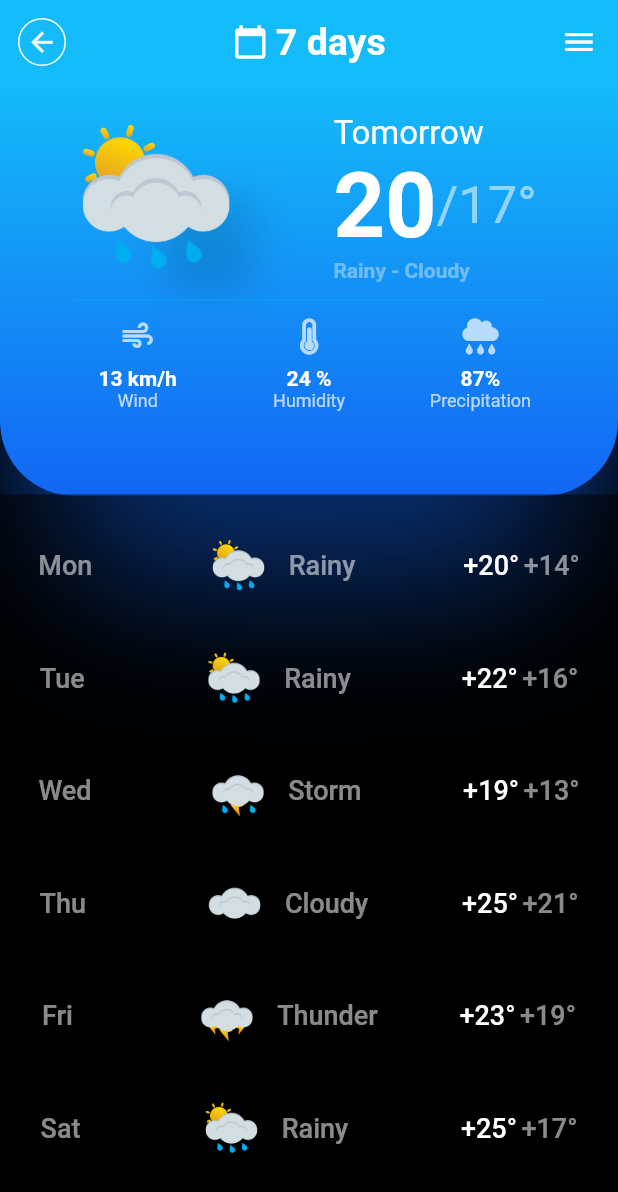
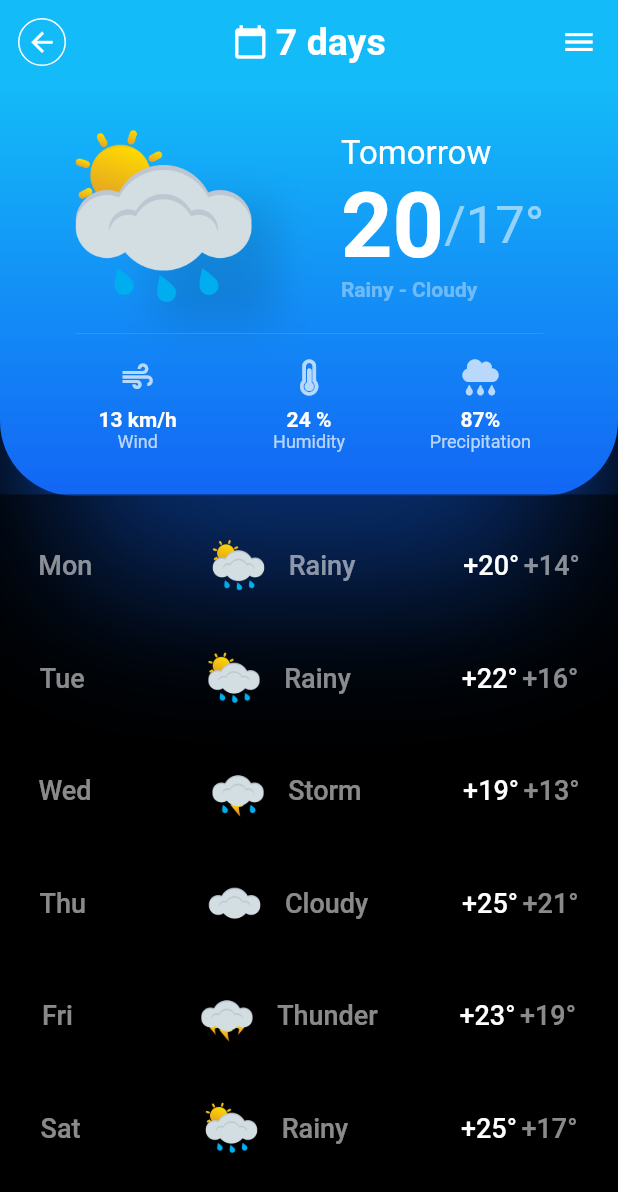
Before and after one commit to fauzanafism/weather_ui_kit, a Flutter app: the screen it shows after launch, after a tap on "7 days >", on a phone screen of 412 x 824 dp. Shown: the top 1192 px of the screen. Run offline on Flutter 3.47's test engine with Material 2 defaults, Android fonts, the phone set to English and light mode, and no system bars; our stand-ins replace font_awesome_flutter.

Commit message:
adjusted widget size and alignment

```diff
--- a/lib/presentation/pages/home_page.dart
+++ b/lib/presentation/pages/home_page.dart
@@ -31,6 +31,7 @@ class HomePage extends StatelessWidget {
             height: MediaQuery.of(context).size.height * 2 / 3,
             child: Column(
               crossAxisAlignment: CrossAxisAlignment.center,
+              mainAxisAlignment: MainAxisAlignment.spaceEvenly,
               children: [
                 Container(
                     padding: const EdgeInsets.all(5),
@@ -55,7 +56,7 @@ class HomePage extends StatelessWidget {
                       ],
                     )),
                 Container(
-                    width: 150,
+                    width: 170,
                     decoration: const BoxDecoration(boxShadow: [
                       BoxShadow(
                           offset: Offset(26, 30),
@@ -64,31 +65,33 @@ class HomePage extends StatelessWidget {
                           spreadRadius: -40)
                     ]),
                     child: Image(image: AssetImage(ImagePath.thunder))),
-                const Text(
+                Column(
+                  children: const [
+                    Text(
                       "21\u00B0",
                       style: TextStyle(
                           fontSize: 100,
                           fontWeight: FontWeight.bold,
                           color: Colors.white),
                     ),
-                const Text(
+                    Text(
                       'Thunderstorm',
                       style: TextStyle(
                           color: Colors.white,
                           fontSize: 25,
                           fontWeight: FontWeight.w500),
                     ),
-                const Text(
+                    Text(
                       'Monday, 17 May',
                       style: TextStyle(color: Colors.white60),
                     ),
-                const SizedBox(height: 20),
+                  ],
+                ),
                 const Divider(
                   color: Colors.lightBlue,
                   indent: 40,
                   endIndent: 40,
                 ),
-                const SizedBox(height: 20),
                 const WeatherParams()
               ],
             ),
--- a/lib/presentation/pages/second_page.dart
+++ b/lib/presentation/pages/second_page.dart
@@ -25,12 +25,13 @@ class SecondPage extends StatelessWidget {
             width: double.infinity,
             height: MediaQuery.of(context).size.height * 1 / 3,
             child: Column(
+              mainAxisAlignment: MainAxisAlignment.spaceEvenly,
               children: [
                 Row(
                   mainAxisAlignment: MainAxisAlignment.spaceAround,
                   children: [
                     Container(
-                      width: 100,
+                      width: 120,
                       decoration: const BoxDecoration(boxShadow: [
                         BoxShadow(
                             offset: Offset(35, 30),
@@ -80,16 +81,10 @@ class SecondPage extends StatelessWidget {
                     )
                   ],
                 ),
-                const SizedBox(
-                  height: 4,
-                ),
                 const Divider(
                   color: Colors.lightBlue,
                   indent: 30,
                   endIndent: 30,
-                ),
-                const SizedBox(
-                  height: 4,
                 ),
                 const WeatherParams()
               ],
```
Lines whose indentation alone changed are shown as unchanged.
